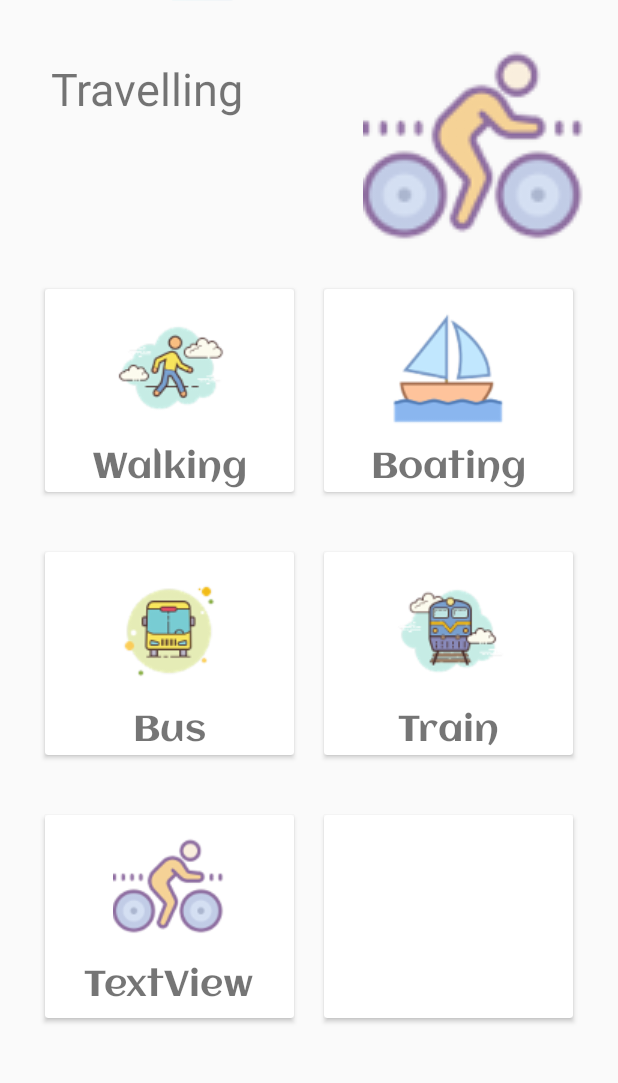
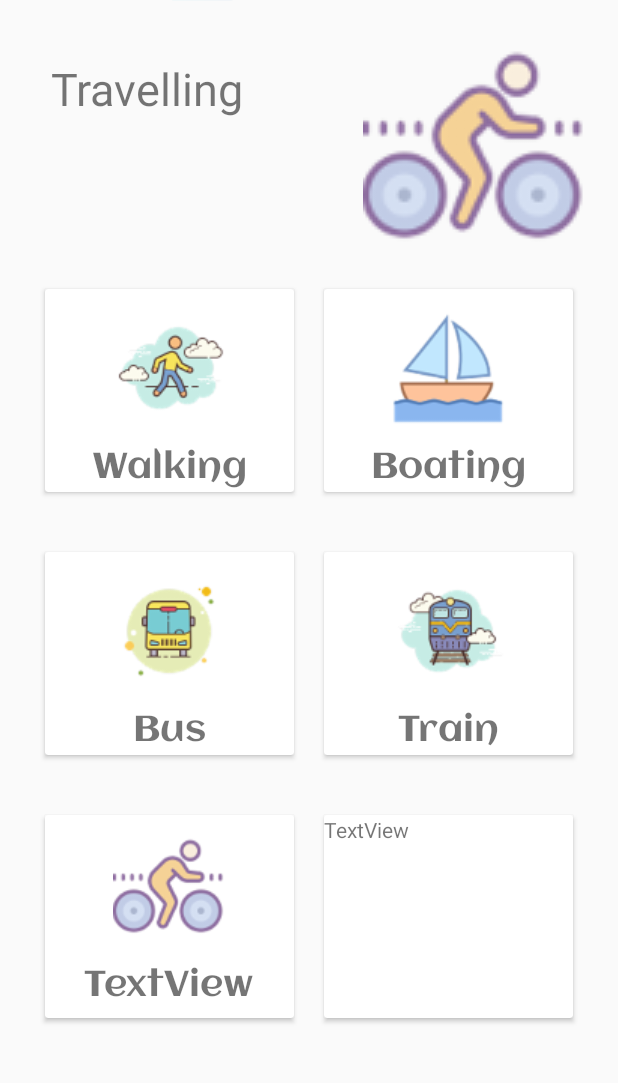
Before and after one commit to Mr-Perfectuz/Android_Navigation_Drawer-, an Android app: the screen it shows after launch (MainActivity), on a phone screen of 412 x 824 dp, the part 80-1163 px from its top. Run offline under Robolectric (Android 15) with nearby library versions, the phone set to English and light mode, and no system bars; Roboto replaces fonts that are not available here.

```diff
--- a/app/src/main/res/layout/activity_main.xml
+++ b/app/src/main/res/layout/activity_main.xml
@@ -246,6 +246,11 @@
                 android:layout_width="match_parent"
                 android:layout_height="match_parent">
 
+                <TextView
+                    android:id="@+id/textView9"
+                    android:layout_width="wrap_content"
+                    android:layout_height="wrap_content"
+                    android:text="TextView" />
             </RelativeLayout>
         </androidx.cardview.widget.CardView>
     </LinearLayout>
```
Also changed, not shown: app/src/main/res/drawable-hdpi/icons8_airplane_take_off_100.png (added), app/src/main/res/drawable-ldpi/icons8_airplane_take_off_100.png (added), app/src/main/res/drawable-mdpi/icons8_airplane_take_off_100.png (added), app/src/main/res/drawable-xhdpi/icons8_airplane_take_off_100.png (added), app/src/main/res/drawable-xxhdpi/icons8_airplane_take_off_100.png (added), app/src/main/res/drawable-xxxhdpi/icons8_airplane_take_off_100.png (added).
